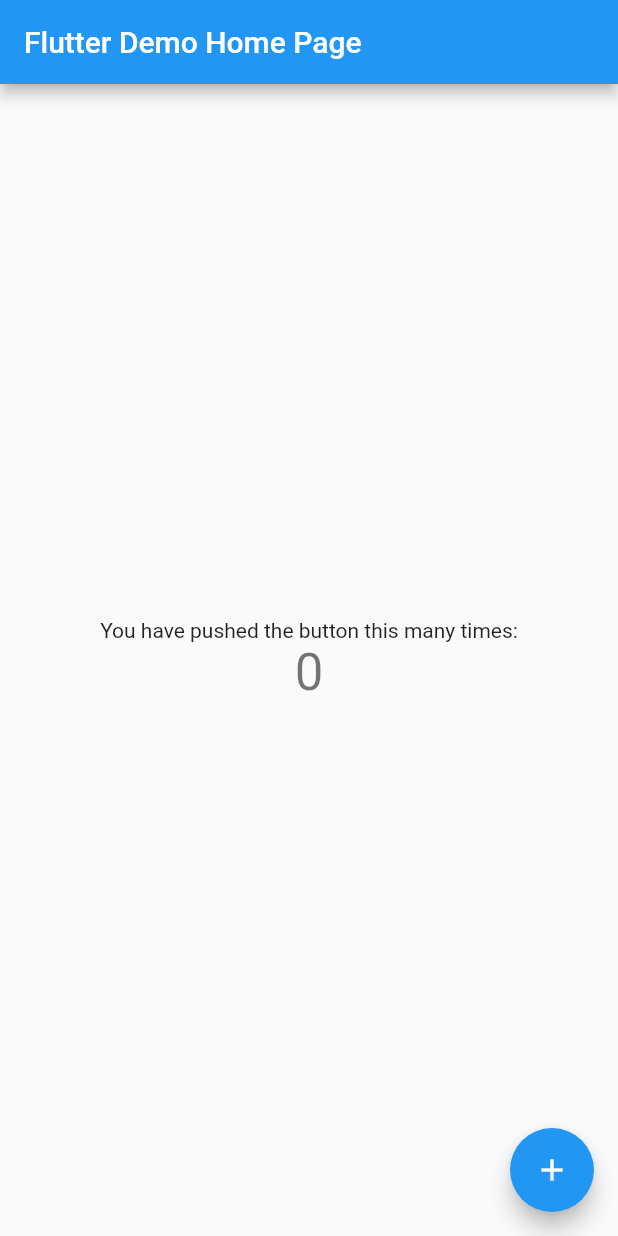
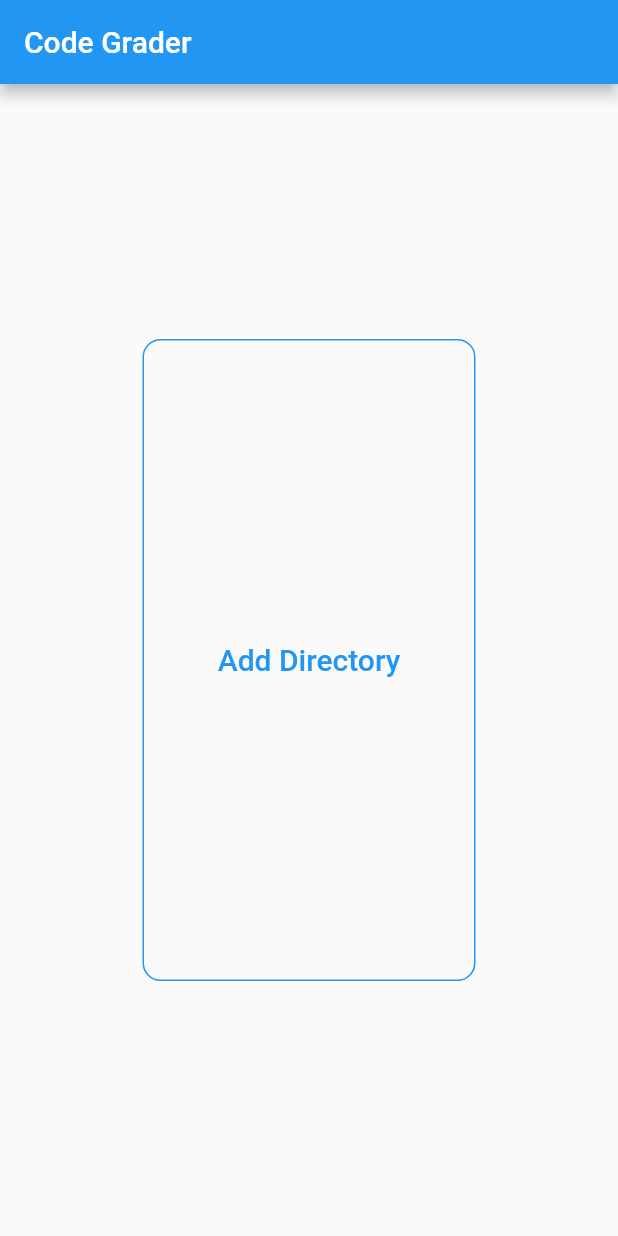
Before and after one commit to saad0510/code_grader_utility, a Flutter app: the screen it shows after launch, on a phone screen of 412 x 824 dp. Run offline on Flutter 3.47's test engine with Material 2 defaults, Android fonts, the phone set to English and light mode, and no system bars; our stand-ins replace file_picker; missing offline and left inert: any_syntax_highlighter.

Commit message:
Added basic project

```diff
--- a/lib/main.dart
+++ b/lib/main.dart
@@ -1,4 +1,6 @@
 import 'package:flutter/material.dart';
+
+import 'pick_directory_screen.dart';
 
 void main() {
   runApp(const MyApp());
@@ -7,109 +9,15 @@
 class MyApp extends StatelessWidget {
   const MyApp({super.key});
 
-  // This widget is the root of your application.
   @override
   Widget build(BuildContext context) {
     return MaterialApp(
-      title: 'Flutter Demo',
+      title: 'Code Grader',
+      debugShowCheckedModeBanner: false,
       theme: ThemeData(
-        // This is the theme of your application.
-        //
-        // Try running your application with "flutter run". You'll see the
-        // application has a blue toolbar. Then, without quitting the app, try
-        // changing the primarySwatch below to Colors.green and then invoke
-        // "hot reload" (press "r" in the console where you ran "flutter run",
-        // or simply save your changes to "hot reload" in a Flutter IDE).
-        // Notice that the counter didn't reset back to zero; the application
-        // is not restarted.
         primarySwatch: Colors.blue,
       ),
-      home: const MyHomePage(title: 'Flutter Demo Home Page'),
+      home: const PickDirectoryScreen(),
     );
   }
 }
-
-class MyHomePage extends StatefulWidget {
-  const MyHomePage({super.key, required this.title});
-
-  // This widget is the home page of your application. It is stateful, meaning
-  // that it has a State object (defined below) that contains fields that affect
-  // how it looks.
-
-  // This class is the configuration for the state. It holds the values (in this
-  // case the title) provided by the parent (in this case the App widget) and
-  // used by the build method of the State. Fields in a Widget subclass are
-  // always marked "final".
-
-  final String title;
-
-  @override
-  State<MyHomePage> createState() => _MyHomePageState();
-}
-
-class _MyHomePageState extends State<MyHomePage> {
-  int _counter = 0;
-
-  void _incrementCounter() {
-    setState(() {
-      // This call to setState tells the Flutter framework that something has
-      // changed in this State, which causes it to rerun the build method below
-      // so that the display can reflect the updated values. If we changed
-      // _counter without calling setState(), then the build method would not be
-      // called again, and so nothing would appear to happen.
-      _counter++;
-    });
-  }
-
-  @override
-  Widget build(BuildContext context) {
-    // This method is rerun every time setState is called, for instance as done
-    // by the _incrementCounter method above.
-    //
-    // The Flutter framework has been optimized to make rerunning build methods
-    // fast, so that you can just rebuild anything that needs updating rather
-    // than having to individually change instances of widgets.
-    return Scaffold(
-      appBar: AppBar(
-        // Here we take the value from the MyHomePage object that was created by
-        // the App.build method, and use it to set our appbar title.
-        title: Text(widget.title),
-      ),
-      body: Center(
-        // Center is a layout widget. It takes a single child and positions it
-        // in the middle of the parent.
-        child: Column(
-          // Column is also a layout widget. It takes a list of children and
-          // arranges them vertically. By default, it sizes itself to fit its
-          // children horizontally, and tries to be as tall as its parent.
-          //
-          // Invoke "debug painting" (press "p" in the console, choose the
-          // "Toggle Debug Paint" action from the Flutter Inspector in Android
-          // Studio, or the "Toggle Debug Paint" command in Visual Studio Code)
-          // to see the wireframe for each widget.
-          //
-          // Column has various properties to control how it sizes itself and
-          // how it positions its children. Here we use mainAxisAlignment to
-          // center the children vertically; the main axis here is the vertical
-          // axis because Columns are vertical (the cross axis would be
-          // horizontal).
-          mainAxisAlignment: MainAxisAlignment.center,
-          children: <Widget>[
-            const Text(
-              'You have pushed the button this many times:',
-            ),
-            Text(
-              '$_counter',
-              style: Theme.of(context).textTheme.headlineMedium,
-            ),
-          ],
-        ),
-      ),
-      floatingActionButton: FloatingActionButton(
-        onPressed: _incrementCounter,
-        tooltip: 'Increment',
-        child: const Icon(Icons.add),
-      ), // This trailing comma makes auto-formatting nicer for build methods.
-    );
-  }
-}
--- /dev/null
+++ b/lib/pick_directory_screen.dart
@@ -0,0 +1,52 @@
+import 'package:file_picker/file_picker.dart';
+import 'package:flutter/material.dart';
+
+import 'file_detail_screen.dart';
+
+class PickDirectoryScreen extends StatelessWidget {
+  const PickDirectoryScreen({super.key});
+
+  @override
+  Widget build(BuildContext context) {
+    final size = MediaQuery.of(context).size;
+
+    return Scaffold(
+      appBar: AppBar(
+        title: const Text('Code Grader'),
+      ),
+      body:  Center(
+              child: DecoratedBox(
+                decoration: BoxDecoration(
+                  borderRadius: const BorderRadius.all(Radius.circular(12)),
+                  border: Border.all(color: Colors.blue),
+                ),
+                child: TextButton(
+                  onPressed: () async {
+                    final result = await FilePicker.platform.pickFiles(allowMultiple: true);
+                    if (result == null || result.files.isEmpty) return;
+                    // ignore: use_build_context_synchronously
+                    Navigator.of(context).push(
+                      MaterialPageRoute(
+                        builder: (context) => FileDetailScreen(
+                          currentIndex: 0,
+                          files: result.files,
+                        ),
+                      ),
+                    );
+                  },
+                  child: SizedBox(
+                    width: size.width * 0.5,
+                    height: size.height * 0.5,
+                    child: const Center(
+                      child: Text(
+                        'Add Directory',
+                        style: TextStyle(fontSize: 20),
+                      ),
+                    ),
+                  ),
+                ),
+              ),
+            ),
+    );
+  }
+}
```
Also changed, not shown: lib/code_view.dart (added, +21 -0 lines), lib/file_detail_screen.dart (added, +123 -0 lines), pubspec.yaml (+3 -69 lines), pubspec.lock.
